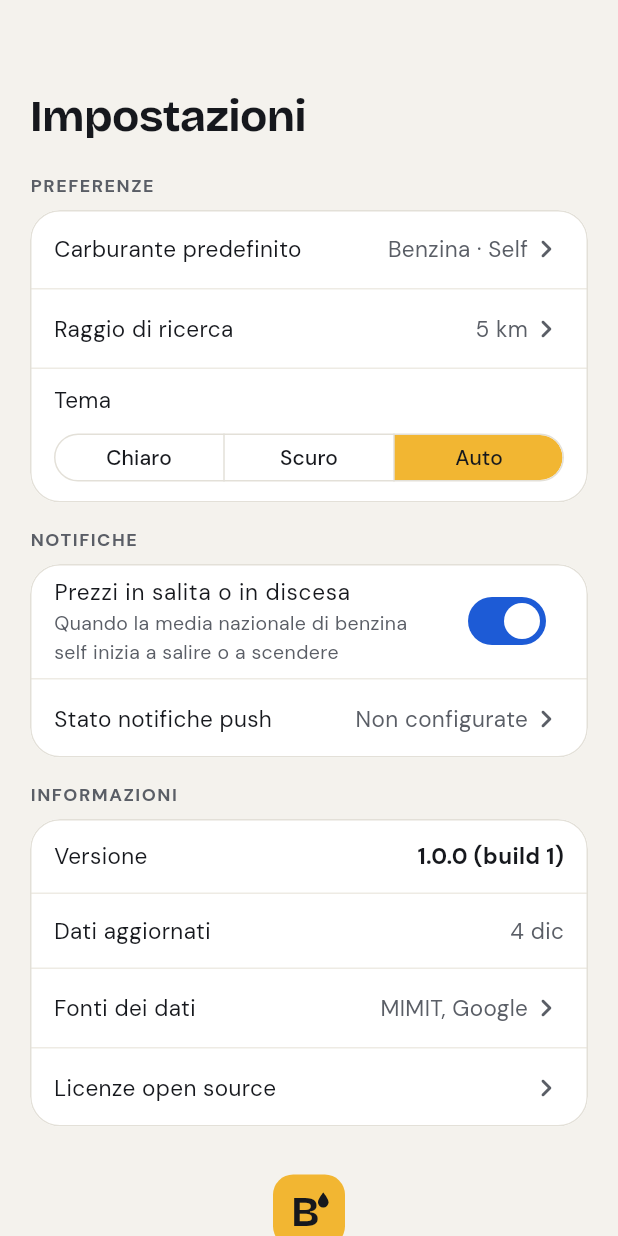
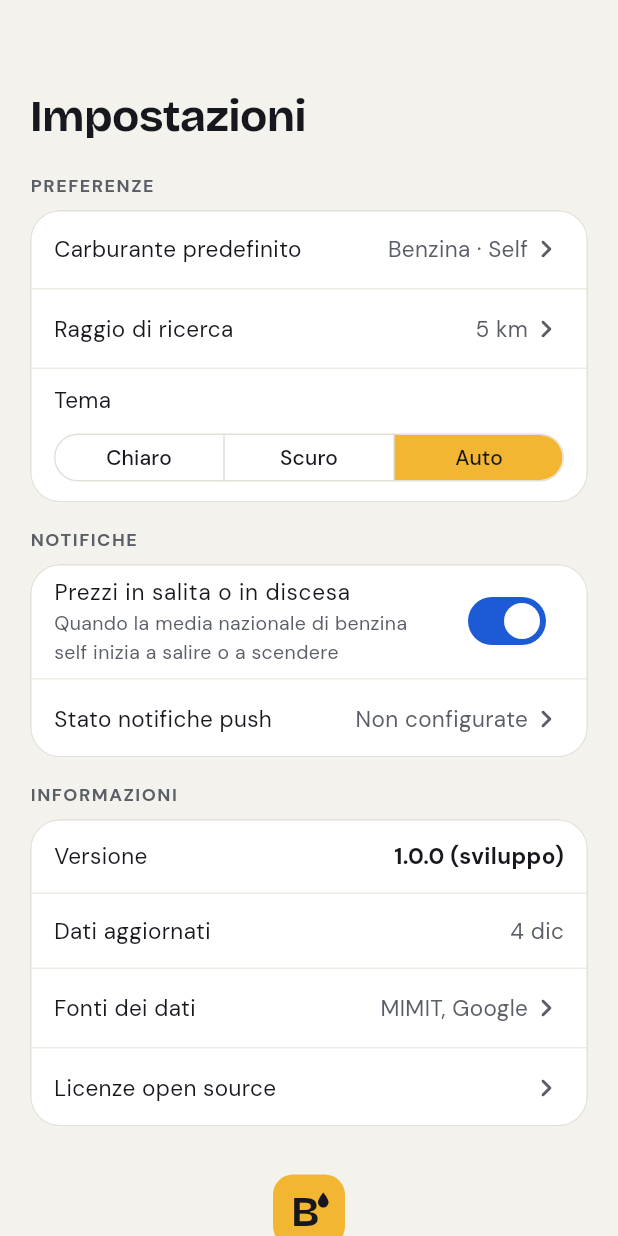
Before and after one commit to markitiello/benzina, a Flutter app: the SettingsScreen screen opened by its route, on a phone screen of 412 x 824 dp. Run offline on Flutter 3.47's test engine with Material 3 defaults, Android fonts, the phone set to English and light mode, and no system bars; our stand-ins replace firebase_core, firebase_messaging, fl_chart, flutter_local_notifications, flutter_map, flutter_riverpod and 6 more; missing offline and left inert: firebase_app_check; accounts and stored records are empty.

Commit message:
Versione MAJOR.MINOR.COMMIT con short commit
- scripts/version.sh: MAJOR.MINOR dalla riga version di pubspec.yaml, poi
  il numero di commit; numero di build = numero di commit; short commit
  (-dirty con modifiche non committate). Si ferma su un clone parziale,
  dove il numero di commit sarebbe sbagliato.
- build_release.sh e GitHub Actions (Android e iOS) lo usano e passano lo
  short commit con --dart-define GIT_COMMIT.
- Impostazioni: "1.0.412 (a1b2c3d)"; con flutter run "(sviluppo)".

Co-Authored-By: Claude Opus 5.5 <noreply@anthropic.com>
Claude-Session: https://claude.ai/code/session_01W8fZ8FU7sbEUE3W4ae5qM8

```diff
--- /dev/null
+++ b/lib/core/app_version.dart
@@ -0,0 +1,10 @@
+import 'package:package_info_plus/package_info_plus.dart';
+
+/// Short commit della build, passato da scripts/build_release.sh
+/// (`--dart-define GIT_COMMIT=...`). Vuoto con `flutter run`.
+const gitCommit = String.fromEnvironment('GIT_COMMIT');
+
+/// "1.0.412 (a1b2c3d)": MAJOR.MINOR.COMMIT e short commit (vedi
+/// scripts/version.sh). Senza commit, cioè in sviluppo: "1.0.0 (sviluppo)".
+String appVersionLabel(PackageInfo info, {String commit = gitCommit}) =>
+    '${info.version} (${commit.isEmpty ? 'sviluppo' : commit})';
--- a/lib/features/settings/settings_screen.dart
+++ b/lib/features/settings/settings_screen.dart
@@ -3,6 +3,7 @@ import 'package:flutter/material.dart';
 import 'package:flutter/services.dart';
 import 'package:flutter_riverpod/flutter_riverpod.dart';
 
+import '../../core/app_version.dart';
 import '../../core/directions.dart';
 import '../../core/format.dart';
 import '../../core/theme/app_colors.dart';
@@ -23,9 +24,7 @@ class SettingsScreen extends ConsumerWidget {
     final s = ref.watch(settingsProvider);
     final notifier = ref.read(settingsProvider.notifier);
     final info = ref.watch(packageInfoProvider).value;
-    final version = info == null
-        ? '…'
-        : '${info.version} (build ${info.buildNumber})';
+    final version = info == null ? '…' : appVersionLabel(info);
     final updated = ref
         .watch(nearbyOffersProvider)
         .value
@@ -195,7 +194,7 @@ class SettingsScreen extends ConsumerWidget {
               const SizedBox(height: 6),
               Text('Benzina', style: displayStyle(fontSize: 17, color: c.ink)),
               Text(
-                'Versione ${info?.version ?? '…'} · © ${DateTime.now().year}',
+                'Versione $version · © ${DateTime.now().year}',
                 style: TextStyle(fontSize: 13, color: c.muted),
               ),
             ],
--- a/pubspec.yaml
+++ b/pubspec.yaml
@@ -16,6 +16,9 @@ publish_to: 'none' # Remove this line if you wish to publish to pub.dev
 # https://developer.apple.com/library/archive/documentation/General/Reference/InfoPlistKeyReference/Articles/CoreFoundationKeys.html
 # In Windows, build-name is used as the major, minor, and patch parts
 # of the product and file versions while build-number is used as the build suffix.
+# MAJOR.MINOR si cambiano qui a mano. Nelle build di release il terzo numero
+# e il numero di build sono il numero di commit (scripts/version.sh): l'app
+# mostra per esempio "1.0.412 (a1b2c3d)".
 version: 1.0.0+1
 
 environment:
```
Also changed, not shown: 6 other files.
